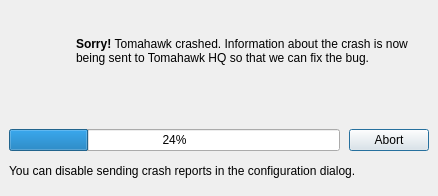
tomahawk-player/tomahawk, file src/breakpad/CrashReporter/CrashReporter.ui: the form before one commit.
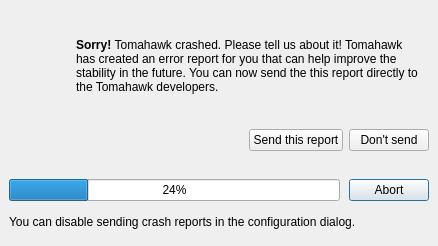
The form after the commit.

Commit message:
added "Send this report" and "Don't send" buttons
Most users probably do not disable crash reporting. Adding two
simple buttons will give them a chance to abort if they do not
want to send their crash report.

What changed in the file:
```diff
--- a/src/breakpad/CrashReporter/CrashReporter.ui
+++ b/src/breakpad/CrashReporter/CrashReporter.ui
@@ -10,7 +10,7 @@
     <x>0</x>
     <y>0</y>
     <width>438</width>
-    <height>196</height>
+    <height>246</height>
    </rect>
   </property>
   <property name="sizePolicy">
@@ -33,7 +33,7 @@
     <number>9</number>
    </property>
    <item>
-    <layout class="QHBoxLayout">
+    <layout class="QHBoxLayout" name="hboxLayout">
      <property name="spacing">
       <number>12</number>
      </property>
@@ -77,7 +77,7 @@
         </sizepolicy>
        </property>
        <property name="text">
-        <string>&lt;p&gt;&lt;b&gt;Sorry!&lt;/b&gt;&amp;nbsp;Tomahawk crashed. Information about the crash is now being sent to Tomahawk HQ so that we can fix the bug.&lt;/p&gt;</string>
+        <string>&lt;html&gt;&lt;head/&gt;&lt;body&gt;&lt;p&gt;&lt;span style=&quot; font-weight:600;&quot;&gt;Sorry!&lt;/span&gt; Tomahawk crashed. Please tell us about it! Tomahawk has created an error report for you that can help improve the stability in the future. You can now send the this report directly to the Tomahawk developers.&lt;/p&gt;&lt;/body&gt;&lt;/html&gt;</string>
        </property>
        <property name="textFormat">
         <enum>Qt::RichText</enum>
@@ -106,23 +106,41 @@
     </layout>
    </item>
    <item>
-    <spacer>
-     <property name="orientation">
-      <enum>Qt::Vertical</enum>
+    <layout class="QHBoxLayout" name="hboxLayout1">
+     <property name="spacing">
+      <number>-1</number>
      </property>
-     <property name="sizeType">
-      <enum>QSizePolicy::Fixed</enum>
-     </property>
-     <property name="sizeHint" stdset="0">
-      <size>
-       <width>20</width>
-       <height>16</height>
-      </size>
-     </property>
-    </spacer>
+     <item>
+      <spacer name="horizontalSpacer">
+       <property name="orientation">
+        <enum>Qt::Horizontal</enum>
+       </property>
+       <property name="sizeHint" stdset="0">
+        <size>
+         <width>40</width>
+         <height>20</height>
+        </size>
+       </property>
+      </spacer>
+     </item>
+     <item>
+      <widget class="QPushButton" name="sendButton">
+       <property name="text">
+        <string>Send this report</string>
+       </property>
+      </widget>
+     </item>
+     <item>
+      <widget class="QPushButton" name="dontSendButton">
+       <property name="text">
+        <string>Don't send</string>
+       </property>
+      </widget>
+     </item>
+    </layout>
    </item>
    <item>
-    <layout class="QVBoxLayout">
+    <layout class="QVBoxLayout" name="vboxLayout1">
      <property name="spacing">
       <number>0</number>
      </property>
```
Left out of the diff: 20 changed lines with no effect on the pictures. The commit also changes 2 other files.
